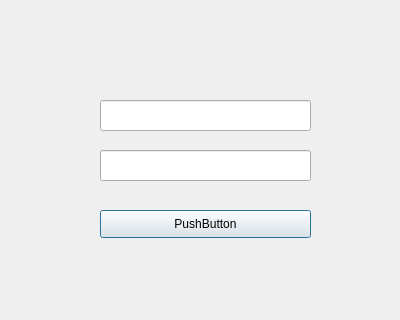
First picture: the form in Todo/TodoLogIn.ui, repository xorud1541/Todo, before the edit; both pictures show x 0 to 400 and y 0 to 320 of the 400 by 471 pixel window.
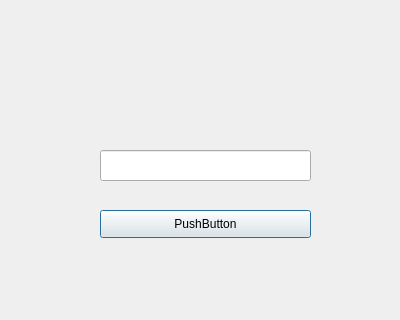
Second picture: the form after the edit.

```diff
--- a/Todo/TodoLogIn.ui
+++ b/Todo/TodoLogIn.ui
@@ -13,16 +13,6 @@
   <property name="windowTitle">
    <string>Dialog</string>
   </property>
-  <widget class="QLineEdit" name="idEdit">
-   <property name="geometry">
-    <rect>
-     <x>100</x>
-     <y>100</y>
-     <width>211</width>
-     <height>31</height>
-    </rect>
-   </property>
-  </widget>
   <widget class="QLineEdit" name="pwEdit">
    <property name="geometry">
     <rect>
```
